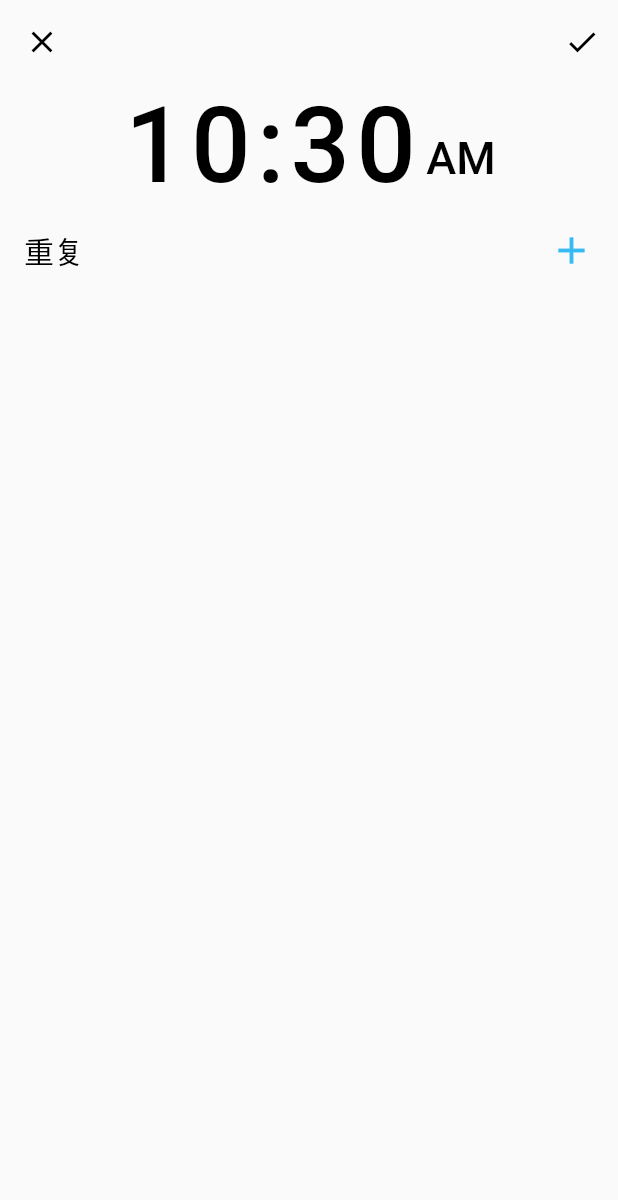
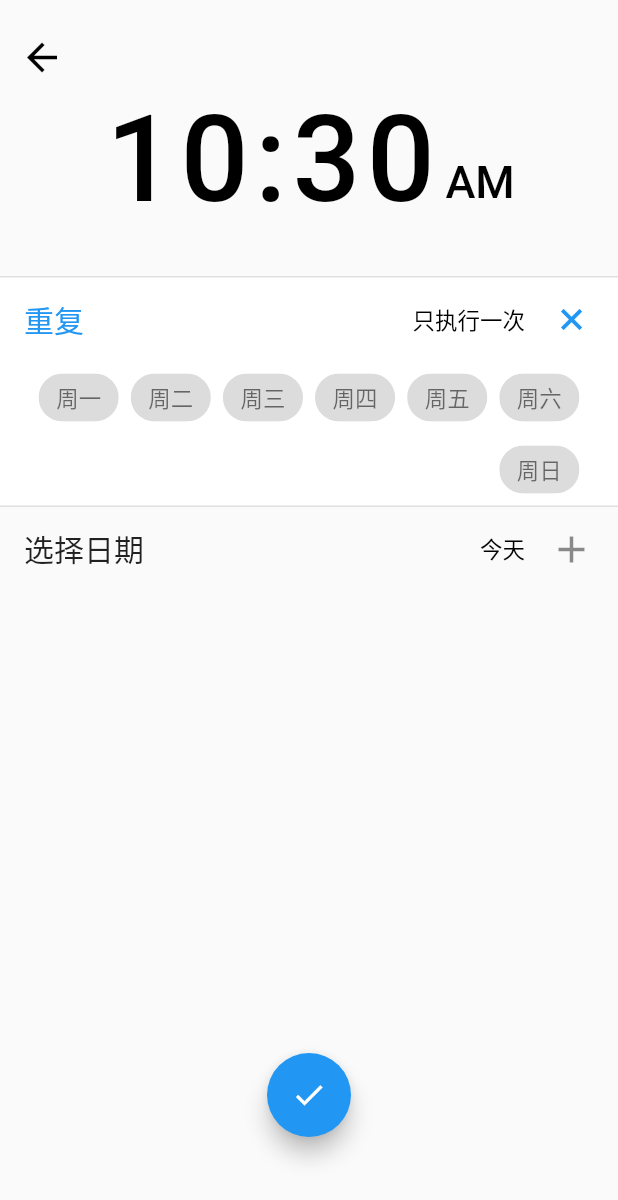
Before and after one commit to FlodCoding/Task-J, a Flutter app: the TimePickerPage screen opened by its route, after a tap on "重复", on a phone screen of 412 x 824 dp. Shown: the top 1200 px of the screen. Run offline on Flutter 3.47's test engine with Material 2 defaults, Android fonts, the phone set to English and light mode, and no system bars; our stand-ins replace date_format; Roboto replaces fonts that are missing (PingFang).

Commit message:
时间选择

```diff
--- a/lib/page/HomePage.dart
+++ b/lib/page/HomePage.dart
@@ -19,6 +19,7 @@ class _HomePageState extends State<HomePage> {
         backgroundColor: Colors.transparent,
         elevation: 0,
         title: Text(""),
+        brightness: Brightness.light,
         actionsIconTheme: IconThemeData(color: Colors.black),
         actions: <Widget>[
           PopupMenuButton(onSelected: (int) {
@@ -58,7 +59,6 @@ class _HomePageState extends State<HomePage> {
           })
         ],
       ),
-
       body: ListView.separated(
           itemBuilder: (context, index) {
             return TaskItem();
--- a/lib/page/condition/TimePickerPage.dart
+++ b/lib/page/condition/TimePickerPage.dart
@@ -1,5 +1,7 @@
+import 'package:date_format/date_format.dart';
 import 'package:flutter/cupertino.dart';
 import 'package:flutter/material.dart';
+import 'package:task_j/style/CommonStyle.dart';
 
 class TimePickerPage extends StatefulWidget {
   @override
@@ -12,11 +14,16 @@ class TimePickerPageState extends State<TimePickerPage> with SingleTickerProvide
   var mTimeOfDay = TimeOfDay.now();
 
   //Repeat Option
+  static const STRING_NO_REPEAT = "只执行一次";
   bool isRepeatOptionExpanded = false;
   Animation optionIconAnim;
   AnimationController optionIconAnimController;
   List<bool> weekSelectedList = List(7);
-  String weekSelectedText;
+  String weekSelectedText = STRING_NO_REPEAT;
+
+  //Select Date
+  DateTime mDateTime;
+  String mDaySelectedText;
 
   @override
   void initState() {
@@ -28,7 +35,32 @@ class TimePickerPageState extends State<TimePickerPage> with SingleTickerProvide
     //init weekSelectedList
     print(weekSelectedList.length);
     weekSelectedList.fillRange(0, weekSelectedList.length, false);
-    weekSelectedText = "";
+    weekSelectedText = STRING_NO_REPEAT;
+
+    //init SelectDate
+    mDaySelectedText = "今天";
+  }
+
+  @override
+  void dispose() {
+    optionIconAnimController.dispose();
+    super.dispose();
+  }
+
+  _onTimeSelected(TimeOfDay value) {
+    if (mDateTime == null) {
+      var nowTime = TimeOfDay.now();
+      if (value.hour > nowTime.hour) {
+        mDaySelectedText = "今天";
+        mDateTime = DateTime.now();
+      } else {
+        mDaySelectedText = "明天";
+        mDateTime = DateTime.now().add(Duration(days: 1));
+      }
+    }
+    setState(() {
+      mTimeOfDay = value;
+    });
   }
 
   _onRepeatOpExpand(bool expand) {
@@ -42,42 +74,67 @@ class TimePickerPageState extends State<TimePickerPage> with SingleTickerProvide
     });
   }
 
-  _onWeekSelected(int index) {
+  _onWeekSelected(int index, bool b) {
     setState(() {
-      weekSelectedList[index] = !weekSelectedList[index];
+      weekSelectedList[index] = b;
       weekSelectedText =
           "${weekSelectedList[0] ? '周一 ' : ''}${weekSelectedList[1] ? '周二 ' : ''}${weekSelectedList[2] ? '周三 ' : ''}"
           "${weekSelectedList[3] ? '周四 ' : ''}${weekSelectedList[4] ? '周五 ' : ''}"
           "${weekSelectedList[5] ? '周六 ' : ''}${weekSelectedList[6] ? "周日 " : ''}";
 
-      if (weekSelectedList.length > 5) {
+      if (weekSelectedText.isEmpty) {
+        weekSelectedText = STRING_NO_REPEAT;
+      } else if (weekSelectedText.length > 15) {
         // weekSelectedText.startsWith(pattern)
+        weekSelectedText =
+            weekSelectedText.substring(0, 15) + "\n" + weekSelectedText.substring(15, weekSelectedText.length);
       }
     });
+  }
+
+  _onDateSelected(DateTime dateTime) {
+    setState(() {
+      mDateTime = dateTime;
+      DateTime now = DateTime.now();
+      if (dateTime.day == now.day) {
+        mDaySelectedText = "今天";
+      } else if (dateTime.day == now.day + 1) {
+        mDaySelectedText = "明天";
+      } else {
+        mDaySelectedText = formatDate(dateTime, [yyyy, '-', mm, '-', dd]);
+      }
+    });
+  }
+
+  TextStyle _changeChipTextStyle(bool isSelect) {
+    return TextStyle(color: isSelect ? Colors.white : Colors.black54);
   }
 
   @override
   Widget build(BuildContext context) {
     return Scaffold(
-      appBar: AppBar(
+      appBar: PreferredSize(
+        preferredSize: Size.fromHeight(60),
+        child: AppBar(
           title: Text(""),
           centerTitle: true,
           elevation: 0,
+          brightness: Brightness.light,
           actionsIconTheme: IconThemeData(color: Colors.black),
           backgroundColor: Colors.transparent,
-        leading: IconButton(
+          leading: Padding(
+            padding: EdgeInsets.only(top: 15),
+            child: IconButton(
                 color: Colors.black,
-            icon: Icon(Icons.close),
+                icon: Icon(
+                  Icons.arrow_back,
+                  size: 30,
+                ),
                 onPressed: () {
                   Navigator.pop(context);
                 }),
-        actions: <Widget>[
-          IconButton(
-              icon: Icon(Icons.check),
-              onPressed: () {
-                Navigator.pop(context);
-              })
-        ],
+          ),
+        ),
       ),
       body: Column(
         crossAxisAlignment: CrossAxisAlignment.center,
@@ -88,10 +145,7 @@ class TimePickerPageState extends State<TimePickerPage> with SingleTickerProvide
                   onPressed: () {
                     showTimePicker(context: context, initialTime: mTimeOfDay).then((timeOfDay) {
                       if (timeOfDay != null) {
-                        setState(() {
-                          mTimeOfDay = timeOfDay;
-                          print(mTimeOfDay.toString());
-                        });
+                        _onTimeSelected(timeOfDay);
                       }
                     }).catchError((err) {
                       print(err.toString());
@@ -103,7 +157,7 @@ class TimePickerPageState extends State<TimePickerPage> with SingleTickerProvide
                     children: <Widget>[
                       Text(
                         '${mTimeOfDay.hour == 12 || mTimeOfDay.hour == 0 ? 12 : mTimeOfDay.hourOfPeriod}:${mTimeOfDay.minute}',
-                        style: TextStyle(fontSize: 70, letterSpacing: 4, color: Colors.black),
+                        style: TextStyle(fontSize: 80, letterSpacing: 4, color: Colors.black),
                       ),
                       Padding(
                         padding: EdgeInsets.only(bottom: 15, left: 5),
@@ -115,6 +169,8 @@ class TimePickerPageState extends State<TimePickerPage> with SingleTickerProvide
                     ],
                   ))),
 
+          Padding(padding: EdgeInsets.only(top: 30)),
+
           //重复选项
           ExpansionTile(
             backgroundColor: Colors.white,
@@ -125,15 +181,15 @@ class TimePickerPageState extends State<TimePickerPage> with SingleTickerProvide
                   flex: 2,
                   child: Text(
                     "重复",
-                    style: TextStyle(color: Colors.black, fontSize: 20),
+                    style: TextStyle(
+                      fontSize: 20,
+                    ),
                   ),
                 ),
                 Expanded(
                   flex: 6,
                   child: Text(
-                    "${weekSelectedList[0] ? '周一 ' : ''}${weekSelectedList[1] ? '周二 ' : ''}${weekSelectedList[2] ? '周三 ' : ''}"
-                    "${weekSelectedList[3] ? '周四 ' : ''}${weekSelectedList[4] ? '周五 ' : ''}"
-                    "${weekSelectedList[5] ? '周六 ' : ''}${weekSelectedList[6] ? "周日 " : ''}",
+                    weekSelectedText,
                     textDirection: TextDirection.rtl,
                     style: TextStyle(color: Colors.black, fontSize: 15),
                   ),
@@ -141,79 +197,153 @@ class TimePickerPageState extends State<TimePickerPage> with SingleTickerProvide
               ],
             ),
             trailing: RotationTransition(
-                turns: optionIconAnim, child: Icon(Icons.add, size: 30, color: Color.fromARGB(0xFF, 53, 186, 243))),
+                turns: optionIconAnim,
+                child: Icon(
+                  Icons.add,
+                  size: 30,
+                )),
             onExpansionChanged: (bool) {
               _onRepeatOpExpand(bool);
             },
-            initiallyExpanded: true,
             children: <Widget>[
-              ListTile(
-                title: Text('周一'),
-                trailing: Checkbox(value: weekSelectedList[0], onChanged: null),
+              Padding(
+                padding: EdgeInsets.only(left: 10, right: 10),
+                child: Wrap(
+                  direction: Axis.horizontal,
+                  alignment: WrapAlignment.end,
+                  spacing: 8,
+                  children: <Widget>[
+                    ChoiceChip(
+                      selectedColor: CommonColors.lightBlue,
+                      label: Text(
+                        "周一",
+                        style: _changeChipTextStyle(weekSelectedList[0]),
+                      ),
+                      selected: weekSelectedList[0],
+                      onSelected: (b) {
+                        _onWeekSelected(0, b);
+                      },
+                    ),
+                    ChoiceChip(
+                        selectedColor: CommonColors.lightBlue,
+                        label: Text(
+                          "周二",
+                          style: _changeChipTextStyle(weekSelectedList[1]),
+                        ),
+                        selected: weekSelectedList[1],
+                        onSelected: (b) {
+                          _onWeekSelected(1, b);
+                        }),
+                    ChoiceChip(
+                        selectedColor: CommonColors.lightBlue,
+                        label: Text(
+                          "周三",
+                          style: _changeChipTextStyle(weekSelectedList[2]),
+                        ),
+                        selected: weekSelectedList[2],
+                        onSelected: (b) {
+                          _onWeekSelected(2, b);
+                        }),
+                    ChoiceChip(
+                        selectedColor: CommonColors.lightBlue,
+                        label: Text(
+                          "周四",
+                          style: _changeChipTextStyle(weekSelectedList[3]),
+                        ),
+                        selected: weekSelectedList[3],
+                        onSelected: (b) {
+                          _onWeekSelected(3, b);
+                        }),
+                    ChoiceChip(
+                        selectedColor: CommonColors.lightBlue,
+                        label: Text(
+                          "周五",
+                          style: _changeChipTextStyle(weekSelectedList[4]),
+                        ),
+                        selected: weekSelectedList[4],
+                        onSelected: (b) {
+                          _onWeekSelected(4, b);
+                        }),
+                    ChoiceChip(
+                        selectedColor: CommonColors.lightBlue,
+                        label: Text(
+                          "周六",
+                          style: _changeChipTextStyle(weekSelectedList[5]),
+                        ),
+                        selected: weekSelectedList[5],
+                        onSelected: (b) {
+                          _onWeekSelected(5, b);
+                        }),
+                    ChoiceChip(
+                        selectedColor: CommonColors.lightBlue,
+                        label: Text(
+                          "周日",
+                          style: _changeChipTextStyle(weekSelectedList[6]),
+                        ),
+                        selected: weekSelectedList[6],
+                        onSelected: (b) {
+                          _onWeekSelected(6, b);
+                        }),
+                  ],
+                ),
+              ),
+            ],
+          ),
+
+          //选择日期
+          Offstage(
+            offstage: weekSelectedText != STRING_NO_REPEAT ,
+            child: ListTile(
+              title: Row(
+                mainAxisAlignment: MainAxisAlignment.spaceBetween,
+                children: <Widget>[
+                  Expanded(
+                    flex: 4,
+                    child: Text(
+                      "选择日期",
+                      style: TextStyle(
+                        fontSize: 20,
+                      ),
+                    ),
+                  ),
+                  Expanded(
+                    flex: 6,
+                    child: Text(
+                      mDaySelectedText,
+                      textDirection: TextDirection.rtl,
+                      style: TextStyle(color: Colors.black, fontSize: 15),
+                    ),
+                  )
+                ],
+              ),
+              trailing: Icon(
+                Icons.add,
+                size: 30,
+              ),
               onTap: () {
-                  setState(() {
-                    weekSelectedList[0] = !weekSelectedList[0];
+                DateTime dateNow = DateTime.now();
+                DateTime firstDate = dateNow.subtract(Duration(days: 1));
+                DateTime lastDate = DateTime(dateNow.year + 1);
+                showDatePicker(context: context, initialDate: dateNow, firstDate: firstDate, lastDate: lastDate)
+                    .then((value) {
+                  if (value != null) {
+                    _onDateSelected(value);
+                  }
                 });
               },
             ),
-              ListTile(
-                title: Text('周二'),
-                trailing: Checkbox(value: weekSelectedList[1], onChanged: null),
-                onTap: () {
-                  setState(() {
-                    weekSelectedList[1] = !weekSelectedList[1];
-                  });
-                },
-              ),
-              ListTile(
-                title: Text('周三'),
-                trailing: Checkbox(value: weekSelectedList[2], onChanged: null),
-                onTap: () {
-                  setState(() {
-                    weekSelectedList[2] = !weekSelectedList[2];
-                  });
-                },
-              ),
-              ListTile(
-                title: Text('周四'),
-                trailing: Checkbox(value: weekSelectedList[3], onChanged: null),
-                onTap: () {
-                  setState(() {
-                    weekSelectedList[3] = !weekSelectedList[3];
-                  });
-                },
-              ),
-              ListTile(
-                title: Text('周五'),
-                trailing: Checkbox(value: weekSelectedList[4], onChanged: null),
-                onTap: () {
-                  setState(() {
-                    weekSelectedList[4] = !weekSelectedList[4];
-                  });
-                },
-              ),
-              ListTile(
-                title: Text('周六'),
-                trailing: Checkbox(value: weekSelectedList[5], onChanged: null),
-                onTap: () {
-                  setState(() {
-                    weekSelectedList[5] = !weekSelectedList[5];
-                  });
-                },
-              ),
-              ListTile(
-                title: Text('周日'),
-                trailing: Checkbox(value: weekSelectedList[6], onChanged: null),
-                onTap: () {
-                  setState(() {
-                    weekSelectedList[6] = !weekSelectedList[6];
-                  });
-                },
           ),
         ],
       ),
-        ],
+      floatingActionButton:  Padding(
+              padding: EdgeInsets.only(bottom: 50),
+              child: FloatingActionButton(
+                onPressed: () {},
+                isExtended: false,
+                child: Icon(Icons.done),
               ),
+            ),
+      floatingActionButtonLocation: FloatingActionButtonLocation.centerFloat,
     );
   }
 }
--- a/lib/style/CommonStyle.dart
+++ b/lib/style/CommonStyle.dart
@@ -1 +1,6 @@
 import 'package:flutter/material.dart';
+
+class CommonColors {
+  static const Color lightBlue = const Color.fromARGB(0xFF, 53, 186, 243);
+  static const Color commonGrey = const Color.fromARGB(0xFF, 114, 132, 156);
+}
--- a/pubspec.yaml
+++ b/pubspec.yaml
@@ -19,10 +19,13 @@ environment:
 dependencies:
   flutter:
     sdk: flutter
+  flutter_localizations:
+    sdk: flutter
 
   # The following adds the Cupertino Icons font to your application.
   # Use with the CupertinoIcons class for iOS style icons.
   cupertino_icons: ^0.1.2
+  date_format: ^1.0.6
 
 dev_dependencies:
   flutter_test:
```
Also changed, not shown: lib/main.dart (+15 -0 lines), lib/page/TaskDetail.dart (+21 -30 lines), pubspec.lock. Lines whose indentation alone changed are shown as unchanged.
